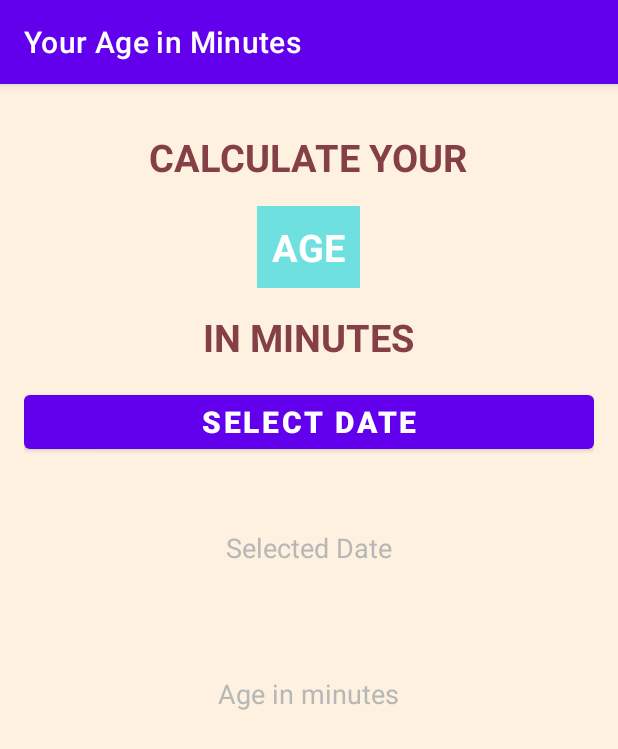
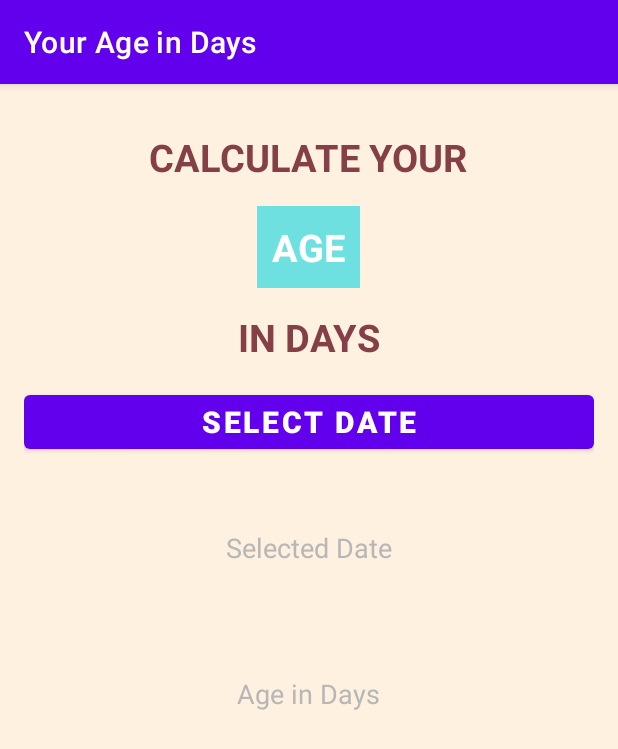
Before and after one commit to shobander/AgeInMinutes, an Android app: the screen it shows after launch (MainActivity), on a phone screen of 412 x 824 dp. Shown: the top 749 px of the screen. Run offline under Robolectric (Android 15) with nearby library versions, the phone set to English and light mode, and no system bars.

Commit message:
AgeInDays V1.0
Age in days version 1.0

```diff
--- a/app/src/main/res/layout/activity_main.xml
+++ b/app/src/main/res/layout/activity_main.xml
@@ -36,7 +36,7 @@
         android:layout_width="wrap_content"
         android:layout_height="wrap_content"
         android:layout_marginTop="15dp"
-        android:text="IN MINUTES"
+        android:text="IN DAYS"
         android:textColor="@color/textColor"
         android:textSize="25sp"
         android:textStyle="bold"
@@ -74,7 +74,7 @@
         />
 
     <TextView
-        android:id="@+id/tvSelectedDateInMinutes"
+        android:id="@+id/tvSelectedDateInDays"
         android:layout_height="wrap_content"
         android:layout_width="wrap_content"
         android:layout_marginTop="20sp"
@@ -86,7 +86,7 @@
         android:layout_width="wrap_content"
         android:layout_height="wrap_content"
         android:layout_marginTop="5dp"
-        android:text="Age in minutes"
+        android:text="Age in Days"
         android:textColor="@color/lightGreyTextColor"
         android:textSize="18sp"
         />
--- a/app/src/main/res/values/strings.xml
+++ b/app/src/main/res/values/strings.xml
@@ -1,3 +1,3 @@
 <resources>
-    <string name="app_name">Your Age in Minutes</string>
+    <string name="app_name">Your Age in Days</string>
 </resources>
```
Also changed, not shown: app/src/main/java/com/example/ageinminutes/MainActivity.kt (+10 -4 lines).
